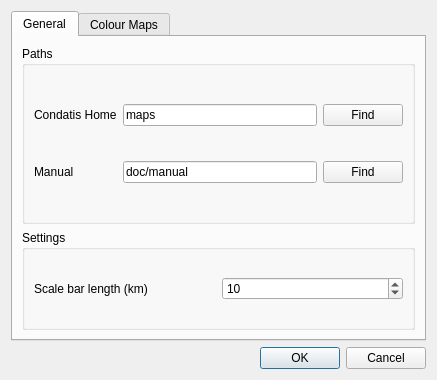
Qt form ui/settings.ui (condatis/condatis) before a commit.
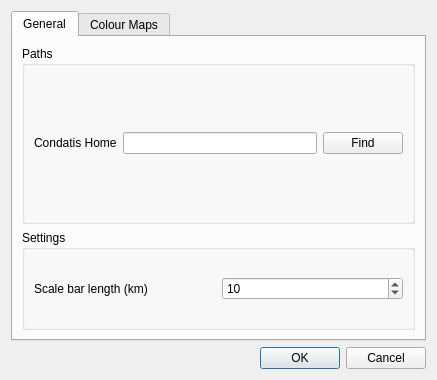
The same form after that commit. Custom widgets are drawn as their Qt base class.

Patch:
```diff
--- a/ui/settings.ui
+++ b/ui/settings.ui
@@ -75,7 +75,7 @@
              <string>Not implemented</string>
             </property>
             <property name="text">
-             <string>maps</string>
+             <string/>
             </property>
             <property name="readOnly">
              <bool>false</bool>
@@ -92,36 +92,6 @@
             </property>
            </widget>
           </item>
-          <item row="2" column="0">
-           <widget class="QLabel" name="label_5">
-            <property name="text">
-             <string>Manual</string>
-            </property>
-           </widget>
-          </item>
-          <item row="2" column="1">
-           <widget class="QLineEdit" name="manualEdit">
-            <property name="toolTip">
-             <string>Not yet implemented</string>
-            </property>
-            <property name="text">
-             <string>doc/manual</string>
-            </property>
-            <property name="readOnly">
-             <bool>false</bool>
-            </property>
-           </widget>
-          </item>
-          <item row="2" column="2">
-           <widget class="QPushButton" name="pushButton">
-            <property name="enabled">
-             <bool>true</bool>
-            </property>
-            <property name="text">
-             <string>Find</string>
-            </property>
-           </widget>
-          </item>
          </layout>
         </widget>
        </item>
```
Left out of the diff: 14 changed lines with no effect on the pictures.
